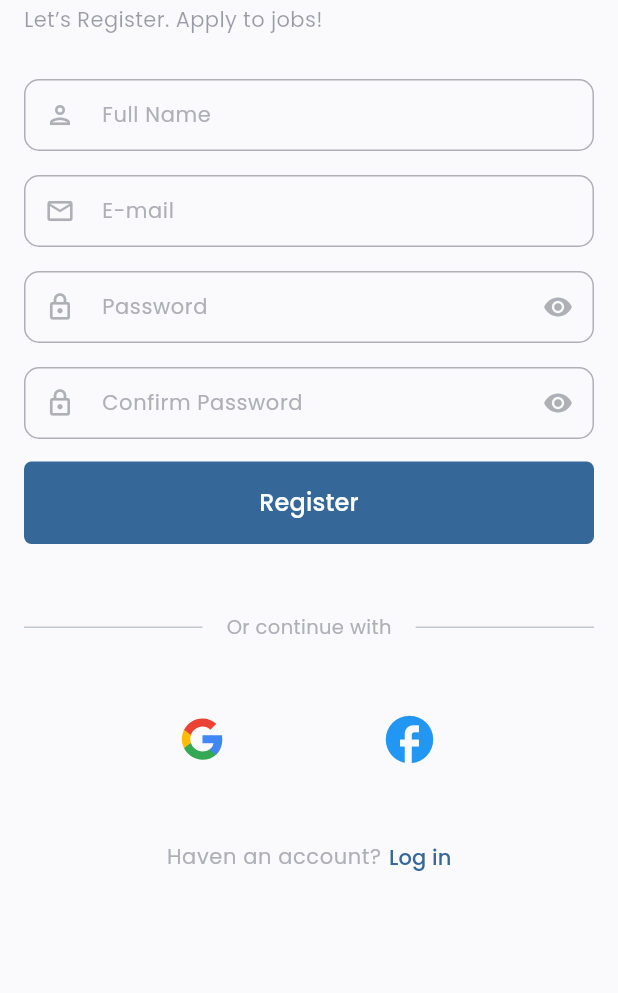
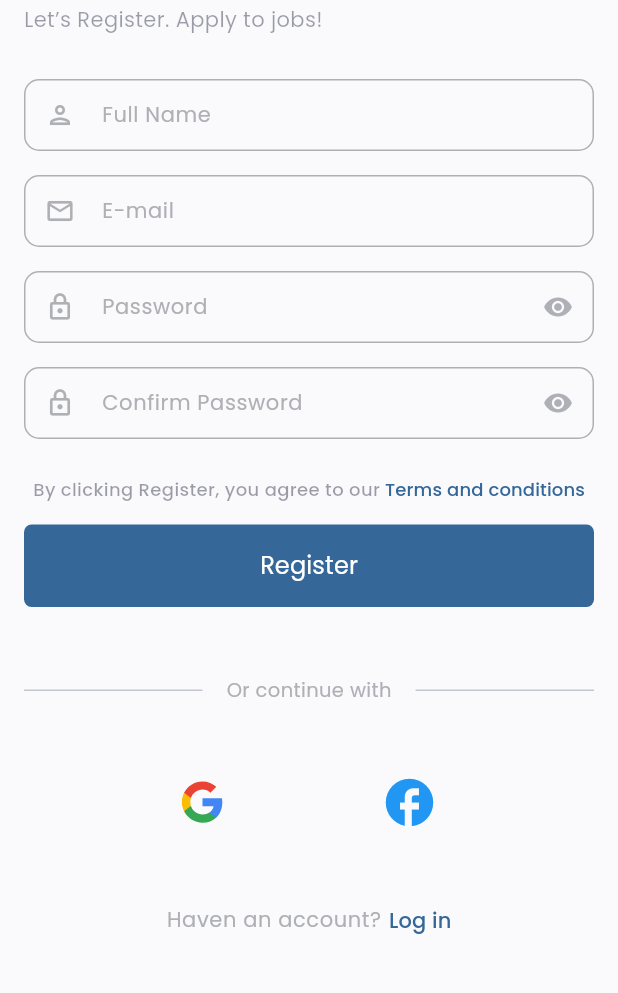
Before and after one commit to mostafa1255/Job_Finder_App, a Flutter app: the SignUpScreen screen opened by its route, on a phone screen of 412 x 824 dp, the part 128-1121 px from its top. Run offline on Flutter 3.47's test engine with Material 3 defaults, Android fonts, the phone set to English and light mode, and no system bars; our stand-ins replace cached_network_image, cloud_firestore, file_picker, firebase_auth, firebase_core, firebase_storage and 11 more; missing offline and left inert: floating_bottom_bar; accounts and stored records are empty.

Commit message:
Fixing looks of the terms widget and added the widget in the signup page

```diff
--- a/lib/core/constants/strings.dart
+++ b/lib/core/constants/strings.dart
@@ -2,7 +2,6 @@
 
 class AppStrings {
   static const String privacyPolicy = '''
-Privacy Policy for Jobizz
 At Jobizz, we are committed to protecting your privacy. This Privacy Policy explains how we collect, use, and share information from users of our app.
 
 Information We Collect:
@@ -28,9 +27,7 @@ You have the right to access, modify, or delete your personal data by contacting
 ''';
 
   static const String termsAndConditions = '''
-Terms and Conditions for Jobizz
-
-Please read these Terms and Conditions ("Terms") carefully before using the Jobizz app.
+Please read these Terms and Conditions carefully before using the Jobizz app.
 
 1. Use of the App:
 Jobizz is a free job search platform where users can find and apply for jobs or post jobs.
@@ -50,7 +47,7 @@ Jobizz is not liable for any damages resulting from the use or inability to use
 We reserve the right to update these Terms at any time. Continued use of the app constitutes acceptance of the new Terms.
 ''';
 
-  static const String about ='''
+  static const String about = '''
 About Jobizz
 
 Jobizz is designed to simplify the job search and application process. Whether you are looking for new job opportunities or want to post job listings, Jobizz offers a user-friendly platform to help.
@@ -58,7 +55,6 @@ Jobizz is designed to simplify the job search and application process. Whether y
 Our vision is to make the job-finding process easier and more accessible for everyone. Through features like job applications, postings, profile management, and a smart search engine, we aim to connect job seekers with the right opportunities efficiently.
 
 Jobizz strives to empower individuals by providing tools that streamline the entire process, from searching to applying, all in one app.
-
 ''';
   // Add more strings as needed
 }
--- a/lib/features/auth/view/screens/shared/styled_button.dart
+++ b/lib/features/auth/view/screens/shared/styled_button.dart
@@ -21,7 +21,7 @@ class StyledButton extends StatelessWidget {
         padding: const EdgeInsets.symmetric(vertical: 16),
         child: Text(
           text,
-          style: const TextStyle(fontSize: 16, fontWeight: FontWeight.w500),
+          style: const TextStyle(fontSize: 16, fontWeight: FontWeight.w400),
         ),
       ),
     );
--- /dev/null
+++ b/lib/features/auth/view/screens/shared/terms.dart
@@ -0,0 +1,50 @@
+import 'package:flutter/material.dart';
+import 'package:jop_finder_app/core/constants/strings.dart';
+import 'package:jop_finder_app/features/profile/view/widgets/custom_alert.dart.dart';
+
+void showTermsDialog(BuildContext context) {
+  showDialog(
+    context: context,
+    builder: (context) => CustomAlertDialog(
+      title: 'Terms and Conditions',
+      body: AppStrings.termsAndConditions,
+      actionButtonTitle: 'Done',
+      onActionButtonPressed: () {
+        Navigator.of(context).pop();
+      },
+    ),
+  );
+}
+
+class Terms extends StatelessWidget {
+  const Terms({super.key});
+
+  @override
+  Widget build(BuildContext context) {
+    return Row(
+      mainAxisAlignment: MainAxisAlignment.center,
+      children: [
+        const Text(
+          "By clicking Register, you agree to our",
+          style: TextStyle(fontSize: 12, fontWeight: FontWeight.w500),
+        ),
+        TextButton(
+          onPressed: () {
+            showTermsDialog(context);
+          },
+          style: TextButton.styleFrom(
+            padding: EdgeInsets.zero,
+            minimumSize: const Size(0, 0),
+            tapTargetSize: MaterialTapTargetSize.shrinkWrap,
+          ),
+          child: const Text(
+            ' Terms and conditions',
+            style: TextStyle(
+              fontSize: 12,
+            ),
+          ),
+        )
+      ],
+    );
+  }
+}
--- a/lib/features/auth/view/screens/signup.dart
+++ b/lib/features/auth/view/screens/signup.dart
@@ -3,14 +3,18 @@
 import 'package:flutter/material.dart';
 import 'package:flutter_bloc/flutter_bloc.dart';
 import 'package:go_router/go_router.dart';
+import 'package:jop_finder_app/core/constants/app_colors.dart';
+import 'package:jop_finder_app/core/constants/strings.dart';
 import 'package:jop_finder_app/core/utils/app_router.dart';
 import 'package:jop_finder_app/features/auth/view/screens/shared/google_facebook_sign.dart';
 import 'package:jop_finder_app/features/auth/view/screens/shared/styled_button.dart';
 import 'package:jop_finder_app/features/auth/view/screens/shared/styled_textField.dart';
 import 'package:jop_finder_app/features/auth/view/screens/shared/styled_text_navigation_to_from_signin.dart';
+import 'package:jop_finder_app/features/auth/view/screens/shared/terms.dart';
 import 'package:jop_finder_app/features/auth/view/screens/shared/text_between_divider.dart';
 import 'package:jop_finder_app/features/auth/view/screens/shared/welcome_text.dart';
 import 'package:jop_finder_app/features/auth/viewmodel/cubit/auth_cubit.dart';
+import 'package:jop_finder_app/features/profile/view/widgets/custom_alert.dart.dart';
 
 class SignUpScreen extends StatefulWidget {
   const SignUpScreen({super.key});
@@ -51,7 +55,8 @@ class _SignUpScreenState extends State<SignUpScreen> {
               if (state is AuthLoaded) {
                 ScaffoldMessenger.of(context).showSnackBar(const SnackBar(
                     content: Text("User signed up successfully")));
-                GoRouter.of(context).pushReplacementNamed(AppRouter.pageViewModel);
+                GoRouter.of(context)
+                    .pushReplacementNamed(AppRouter.pageViewModel);
               }
             },
             child: Form(
@@ -95,6 +100,8 @@ class _SignUpScreenState extends State<SignUpScreen> {
                         controller: _confirmPasswordController,
                         password: _passwordController,
                       ),
+                      const SizedBox(height: 25),
+                      const Terms(),
                       const SizedBox(height: 15),
 
                       //cubit
@@ -156,7 +163,8 @@ class _SignUpScreenState extends State<SignUpScreen> {
                         },
                       ),
 
-                      const SizedBox(height: 30),
+                      const SizedBox(height: 15),
+                      const SizedBox(height: 15),
 
                       //Text between two lines
                       const TextBetweenDivider(text: "Or continue with"),
```
Also changed, not shown: lib/features/auth/view/screens/signin.dart (+4 -3 lines), lib/features/profile/view/widgets/custom_alert.dart.dart (+15 -18 lines), 4 other files.
